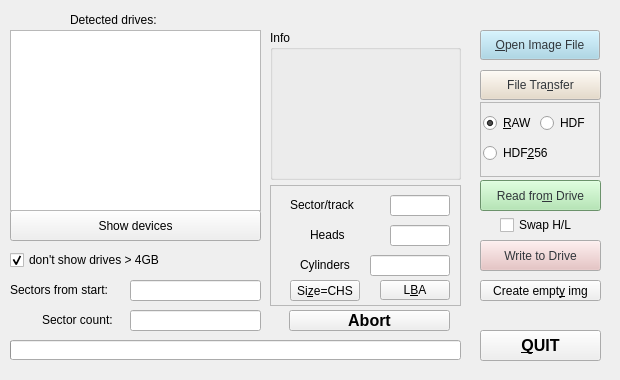
Old version of the form drimgwidgetbase.ui in the repository frankheisig71/drimg.
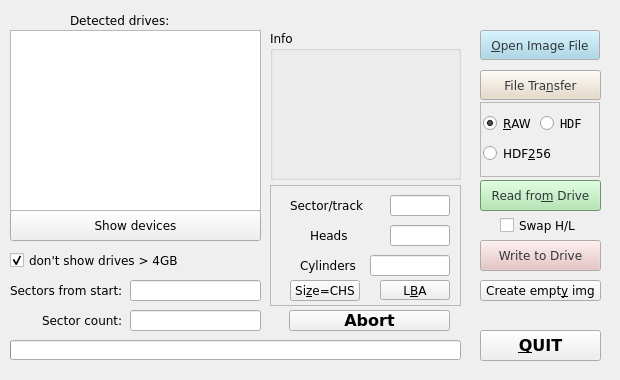
New version of the form. Icons and pictures are not drawn.

What changed in the file:
```diff
--- a/drimgwidgetbase.ui
+++ b/drimgwidgetbase.ui
@@ -25,6 +25,11 @@
     <height>380</height>
    </size>
   </property>
+  <property name="font">
+   <font>
+    <family>DejaVu Sans</family>
+   </font>
+  </property>
   <property name="windowTitle">
    <string>Drive Imaging, file transfer &amp; partition extract  PP 2006-7;  V 0.95  by FH 2018</string>
   </property>
@@ -41,6 +46,11 @@
      <height>20</height>
     </rect>
    </property>
+   <property name="font">
+    <font>
+     <family>DejaVu Sans</family>
+    </font>
+   </property>
    <property name="text">
     <string>Detected drives:</string>
    </property>
@@ -57,6 +67,11 @@
      <height>20</height>
     </rect>
    </property>
+   <property name="font">
+    <font>
+     <family>DejaVu Sans</family>
+    </font>
+   </property>
    <property name="text">
     <string>Sectors from start:</string>
    </property>
@@ -73,6 +88,11 @@
      <height>20</height>
     </rect>
    </property>
+   <property name="font">
+    <font>
+     <family>DejaVu Sans</family>
+    </font>
+   </property>
    <property name="text">
     <string>Sector count:</string>
    </property>
@@ -89,6 +109,11 @@
      <height>150</height>
     </rect>
    </property>
+   <property name="font">
+    <font>
+     <family>DejaVu Sans</family>
+    </font>
+   </property>
    <property name="title">
     <string>Info</string>
    </property>
@@ -204,6 +229,11 @@
      <height>21</height>
     </rect>
    </property>
+   <property name="font">
+    <font>
+     <family>DejaVu Sans</family>
+    </font>
+   </property>
    <property name="text">
     <string>Create empt&amp;y img</string>
    </property>
@@ -222,6 +252,7 @@
    </property>
    <property name="font">
     <font>
+     <family>DejaVu Sans</family>
      <pointsize>12</pointsize>
      <weight>75</weight>
      <bold>true</bold>
@@ -294,6 +325,7 @@
    </property>
    <property name="font">
     <font>
+     <family>DejaVu Sans</family>
      <pointsize>12</pointsize>
      <weight>75</weight>
      <bold>true</bold>
@@ -315,6 +347,11 @@
      <height>31</height>
     </rect>
    </property>
+   <property name="font">
+    <font>
+     <family>DejaVu Sans</family>
+    </font>
+   </property>
    <property name="text">
     <string>Show devices</string>
    </property>
@@ -557,6 +594,11 @@
      </disabled>
     </palette>
    </property>
+   <property name="font">
+    <font>
+     <family>DejaVu Sans</family>
+    </font>
+   </property>
    <property name="text">
     <string>&amp;Open Image File</string>
    </property>
@@ -799,6 +841,11 @@
      </disabled>
     </palette>
    </property>
+   <property name="font">
+    <font>
+     <family>DejaVu Sans</family>
+    </font>
+   </property>
    <property name="text">
     <string>File Tra&amp;nsfer</string>
    </property>
@@ -1095,6 +1142,11 @@
      </disabled>
     </palette>
    </property>
+   <property name="font">
+    <font>
+     <family>DejaVu Sans</family>
+    </font>
+   </property>
    <property name="text">
     <string>Read fro&amp;m Drive</string>
    </property>
@@ -1114,6 +1166,11 @@
      <height>20</height>
     </rect>
    </property>
+   <property name="font">
+    <font>
+     <family>DejaVu Sans</family>
+    </font>
+   </property>
    <property name="text">
     <string>don't show drives &gt; 4GB</string>
    </property>
@@ -1332,6 +1389,11 @@
      </disabled>
     </palette>
    </property>
+   <property name="font">
+    <font>
+     <family>DejaVu Sans</family>
+    </font>
+   </property>
    <property name="text">
     <string>Write to Drive</string>
    </property>
@@ -1358,6 +1420,11 @@
      <height>30</height>
     </rect>
    </property>
+   <property name="font">
+    <font>
+     <family>DejaVu Sans</family>
+    </font>
+   </property>
    <property name="text">
     <string>Swap H/L</string>
    </property>
@@ -1428,6 +1495,11 @@
       <height>20</height>
      </rect>
     </property>
+    <property name="font">
+     <font>
+      <family>DejaVu Sans</family>
+     </font>
+    </property>
     <property name="text">
      <string>L&amp;BA</string>
     </property>
@@ -1444,6 +1516,11 @@
       <height>21</height>
      </rect>
     </property>
+    <property name="font">
+     <font>
+      <family>DejaVu Sans</family>
+     </font>
+    </property>
     <property name="text">
      <string>Si&amp;ze=CHS</string>
     </property>
@@ -1460,6 +1537,11 @@
       <height>20</height>
      </rect>
     </property>
+    <property name="font">
+     <font>
+      <family>DejaVu Sans</family>
+     </font>
+    </property>
     <property name="text">
      <string>Cylinders</string>
     </property>
@@ -1476,6 +1558,11 @@
       <height>20</height>
      </rect>
     </property>
+    <property name="font">
+     <font>
+      <family>DejaVu Sans</family>
+     </font>
+    </property>
     <property name="text">
      <string>Heads</string>
     </property>
@@ -1492,6 +1579,11 @@
       <height>20</height>
      </rect>
     </property>
+    <property name="font">
+     <font>
+      <family>DejaVu Sans</family>
+     </font>
+    </property>
     <property name="text">
      <string>Sector/track</string>
     </property>
@@ -1524,6 +1616,11 @@
       <height>22</height>
      </rect>
     </property>
+    <property name="font">
+     <font>
+      <family>DejaVu Sans</family>
+     </font>
+    </property>
     <property name="text">
      <string>&amp;RAW</string>
     </property>
@@ -1543,6 +1640,11 @@
       <height>22</height>
      </rect>
     </property>
+    <property name="font">
+     <font>
+      <family>DejaVu Sans Mono</family>
+     </font>
+    </property>
     <property name="text">
      <string>HDF</string>
     </property>
@@ -1559,6 +1661,11 @@
       <height>22</height>
      </rect>
     </property>
+    <property name="font">
+     <font>
+      <family>DejaVu Sans</family>
+     </font>
+    </property>
     <property name="text">
      <string>HDF&amp;256</string>
     </property>
```
Left out of the diff: 62 changed lines with no effect on the pictures.
